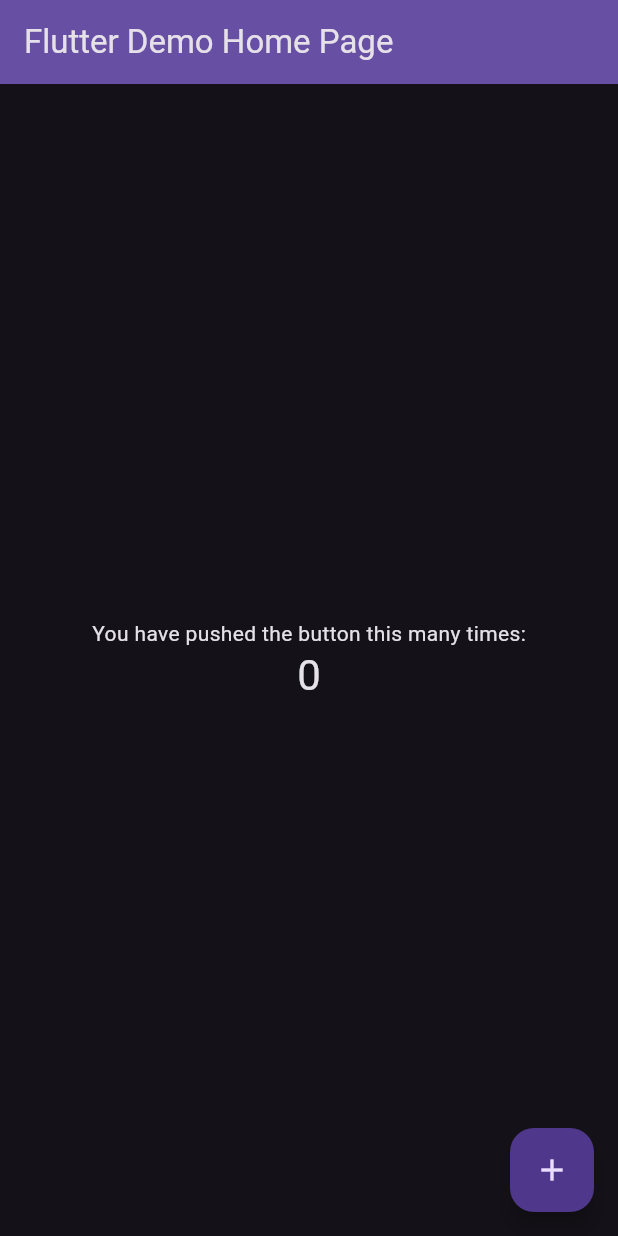
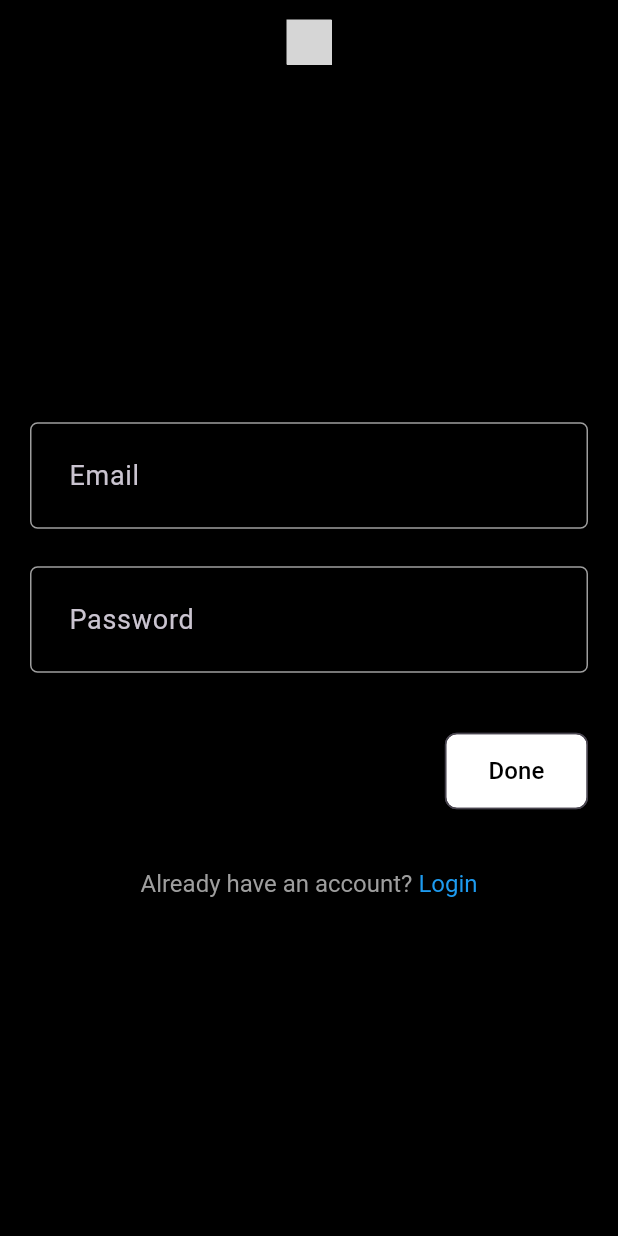
Before and after one commit to shayanabbas/twitter_clone, a Flutter app: the screen it shows after launch, on a phone screen of 412 x 824 dp. Run offline on Flutter 3.47's test engine with Material 3 defaults, Android fonts, the phone set to English and light mode, and no system bars; our stand-ins replace flutter_svg; grey boxes are pictures that could not be loaded.

Commit message:
signup & login screens

```diff
--- /dev/null
+++ b/lib/common/common.dart
@@ -0,0 +1 @@
+export 'rounded_small_button.dart';
--- /dev/null
+++ b/lib/common/rounded_small_button.dart
@@ -0,0 +1,35 @@
+import 'package:flutter/material.dart';
+import 'package:twitter_clone/theme/palette.dart';
+
+class RoundedSmallButton extends StatelessWidget {
+  final VoidCallback onTap;
+  final String label;
+  final Color backgroundColor;
+  final Color textColor;
+
+  const RoundedSmallButton({
+    super.key,
+    required this.onTap,
+    required this.label,
+    this.textColor = Palette.backgroundColor,
+    this.backgroundColor = Palette.whiteColor,
+  });
+
+  @override
+  Widget build(BuildContext context) {
+    return Chip(
+      label: Text(
+        label,
+        style: TextStyle(
+          color: textColor,
+          fontSize: 16,
+        ),
+      ),
+      backgroundColor: backgroundColor,
+      labelPadding: const EdgeInsets.symmetric(
+        horizontal: 20,
+        vertical: 5,
+      ),
+    );
+  }
+}
--- a/lib/constants/constants.dart
+++ b/lib/constants/constants.dart
@@ -1,2 +1,3 @@
 export './appwrite_constants.dart';
-export './assets_constant.dart';
+export './assets_constants.dart';
+export './ui_constants.dart';
--- /dev/null
+++ b/lib/constants/ui_constants.dart
@@ -0,0 +1,17 @@
+import 'package:flutter/material.dart';
+import 'package:flutter_svg/flutter_svg.dart';
+import 'package:twitter_clone/constants/constants.dart';
+import 'package:twitter_clone/theme/palette.dart';
+
+class UIConstants {
+  static AppBar appBar() {
+    return AppBar(
+      title: SvgPicture.asset(
+        AssetsConstants.twitterLogo,
+        colorFilter: const ColorFilter.mode(Palette.blueColor, BlendMode.srcIn),
+        height: 30,
+      ),
+      centerTitle: true,
+    );
+  }
+}
--- /dev/null
+++ b/lib/features/auth/view/signup_view.dart
@@ -0,0 +1,89 @@
+import 'package:flutter/gestures.dart';
+import 'package:flutter/material.dart';
+import 'package:twitter_clone/common/common.dart';
+import 'package:twitter_clone/constants/constants.dart';
+import 'package:twitter_clone/features/auth/view/login_view.dart';
+import 'package:twitter_clone/features/auth/widgets/auth_field.dart';
+import 'package:twitter_clone/theme/palette.dart';
+
+class SignUpView extends StatefulWidget {
+  static route() {
+    return MaterialPageRoute(builder: (context) => const SignUpView());
+  }
+
+  const SignUpView({super.key});
+
+  @override
+  State<SignUpView> createState() => _SignUpViewState();
+}
+
+class _SignUpViewState extends State<SignUpView> {
+  final appBar = UIConstants.appBar();
+  final emailController = TextEditingController();
+  final passwordController = TextEditingController();
+
+  @override
+  void dispose() {
+    super.dispose();
+    emailController.dispose();
+    passwordController.dispose();
+  }
+
+  @override
+  Widget build(BuildContext context) {
+    return Scaffold(
+      appBar: appBar,
+      body: Center(
+        child: SingleChildScrollView(
+          child: Padding(
+              padding: const EdgeInsets.symmetric(
+                horizontal: 20,
+              ),
+              child: Column(
+                children: [
+                  AuthField(
+                    controller: emailController,
+                    hintText: 'Email',
+                  ),
+                  const SizedBox(height: 25),
+                  AuthField(
+                    controller: passwordController,
+                    hintText: 'Password',
+                  ),
+                  const SizedBox(height: 40),
+                  Align(
+                    alignment: Alignment.topRight,
+                    child: RoundedSmallButton(
+                      onTap: () {},
+                      label: 'Done',
+                    ),
+                  ),
+                  const SizedBox(height: 40),
+                  RichText(
+                      text: TextSpan(
+                    text: 'Already have an account? ',
+                    style: const TextStyle(
+                      color: Palette.greyColor,
+                      fontSize: 16,
+                    ),
+                    children: [
+                      TextSpan(
+                        text: 'Login',
+                        style: const TextStyle(
+                          color: Palette.blueColor,
+                          fontSize: 16,
+                        ),
+                        recognizer: TapGestureRecognizer()
+                          ..onTap = () {
+                            Navigator.push(context, LoginView.route());
+                          },
+                      ),
+                    ],
+                  )),
+                ],
+              )),
+        ),
+      ),
+    );
+  }
+}
--- /dev/null
+++ b/lib/features/auth/widgets/auth_field.dart
@@ -0,0 +1,40 @@
+import 'package:flutter/material.dart';
+import 'package:twitter_clone/theme/palette.dart';
+
+class AuthField extends StatelessWidget {
+  final TextEditingController controller;
+  final String hintText;
+
+  const AuthField({
+    super.key,
+    required this.controller,
+    required this.hintText,
+  });
+
+  @override
+  Widget build(BuildContext context) {
+    return TextFormField(
+      controller: controller,
+      decoration: InputDecoration(
+        focusedBorder: OutlineInputBorder(
+          borderRadius: BorderRadius.circular(5),
+          borderSide: const BorderSide(
+            color: Palette.blueColor,
+            width: 3,
+          ),
+        ),
+        enabledBorder: OutlineInputBorder(
+          borderRadius: BorderRadius.circular(5),
+          borderSide: const BorderSide(
+            color: Palette.greyColor,
+          ),
+        ),
+        contentPadding: const EdgeInsets.all(22),
+        hintText: hintText,
+        hintStyle: const TextStyle(
+          fontSize: 18,
+        ),
+      ),
+    );
+  }
+}
--- a/lib/main.dart
+++ b/lib/main.dart
@@ -1,5 +1,7 @@
 import 'package:flutter/material.dart';
+import 'package:twitter_clone/features/auth/view/signup_view.dart';
 import 'package:twitter_clone/theme/theme.dart';
+import 'package:twitter_clone/features/auth/view/login_view.dart';
 
 void main() {
   runApp(const MyApp());
@@ -14,85 +16,7 @@ class MyApp extends StatelessWidget {
     return MaterialApp(
       title: 'Flutter Demo',
       theme: AppTheme.theme,
-      home: const MyHomePage(title: 'Flutter Demo Home Page'),
+      home: const SignUpView(),
     );
   }
 }
-
-class MyHomePage extends StatefulWidget {
-  const MyHomePage({super.key, required this.title});
-  final String title;
-
-  @override
-  State<MyHomePage> createState() => _MyHomePageState();
-}
-
-class _MyHomePageState extends State<MyHomePage> {
-  int _counter = 0;
-
-  void _incrementCounter() {
-    setState(() {
-      // This call to setState tells the Flutter framework that something has
-      // changed in this State, which causes it to rerun the build method below
-      // so that the display can reflect the updated values. If we changed
-      // _counter without calling setState(), then the build method would not be
-      // called again, and so nothing would appear to happen.
-      _counter++;
-    });
-  }
-
-  @override
-  Widget build(BuildContext context) {
-    // This method is rerun every time setState is called, for instance as done
-    // by the _incrementCounter method above.
-    //
-    // The Flutter framework has been optimized to make rerunning build methods
-    // fast, so that you can just rebuild anything that needs updating rather
-    // than having to individually change instances of widgets.
-    return Scaffold(
-      appBar: AppBar(
-        // TRY THIS: Try changing the color here to a specific color (to
-        // Colors.amber, perhaps?) and trigger a hot reload to see the AppBar
-        // change color while the other colors stay the same.
-        backgroundColor: Theme.of(context).colorScheme.inversePrimary,
-        // Here we take the value from the MyHomePage object that was created by
-        // the App.build method, and use it to set our appbar title.
-        title: Text(widget.title),
-      ),
-      body: Center(
-        // Center is a layout widget. It takes a single child and positions it
-        // in the middle of the parent.
-        child: Column(
-          // Column is also a layout widget. It takes a list of children and
-          // arranges them vertically. By default, it sizes itself to fit its
-          // children horizontally, and tries to be as tall as its parent.
-          //
-          // Column has various properties to control how it sizes itself and
-          // how it positions its children. Here we use mainAxisAlignment to
-          // center the children vertically; the main axis here is the vertical
-          // axis because Columns are vertical (the cross axis would be
-          // horizontal).
-          //
-          // TRY THIS: Invoke "debug painting" (choose the "Toggle Debug Paint"
-          // action in the IDE, or press "p" in the console), to see the
-          // wireframe for each widget.
-          mainAxisAlignment: MainAxisAlignment.center,
-          children: <Widget>[
-            const Text(
-              'You have pushed the button this many times:',
-            ),
-            Text(
-              '$_counter',
-              style: Theme.of(context).textTheme.headlineMedium,
-            ),
-          ],
-        ),
-      ),
-      floatingActionButton: FloatingActionButton(
-        onPressed: _incrementCounter,
-        tooltip: 'Increment',
-        child: const Icon(Icons.add),
-      ), // This trailing comma makes auto-formatting nicer for build methods.
-    );
-  }
-}
--- a/lib/theme/app_theme.dart
+++ b/lib/theme/app_theme.dart
@@ -1,15 +1,15 @@
 import 'package:flutter/material.dart';
-import 'package:twitter_clone/theme/pallete.dart';
+import 'package:twitter_clone/theme/palette.dart';
 
 class AppTheme {
   static ThemeData theme = ThemeData.dark().copyWith(
-    scaffoldBackgroundColor: Pallete.backgroundColor,
+    scaffoldBackgroundColor: Palette.backgroundColor,
     appBarTheme: const AppBarTheme(
-      backgroundColor: Pallete.backgroundColor,
+      backgroundColor: Palette.backgroundColor,
       elevation: 0,
     ),
     floatingActionButtonTheme: const FloatingActionButtonThemeData(
-      backgroundColor: Pallete.blueColor,
+      backgroundColor: Palette.blueColor,
     ),
   );
 }
--- a/lib/theme/palette.dart
+++ b/lib/theme/palette.dart
@@ -1,6 +1,6 @@
 import 'package:flutter/material.dart';
 
-class Pallete {
+class Palette {
   static const Color backgroundColor = Colors.black;
   static const Color searchBarColor = Color.fromRGBO(32, 35, 39, 1);
   static const Color blueColor = Color.fromRGBO(29, 155, 240, 1);
--- a/pubspec.yaml
+++ b/pubspec.yaml
@@ -36,6 +36,7 @@ dependencies:
   # Use with the CupertinoIcons class for iOS style icons.
   cupertino_icons: ^1.0.2
   appwrite: ^11.0.1
+  flutter_svg: ^2.0.9
 
 dev_dependencies:
   flutter_test:
```
Also changed, not shown: lib/features/auth/view/login_view.dart (added, +89 -0 lines), lib/constants/assets_constants.dart (renamed from lib/constants/assets_constant.dart), pubspec.lock.
